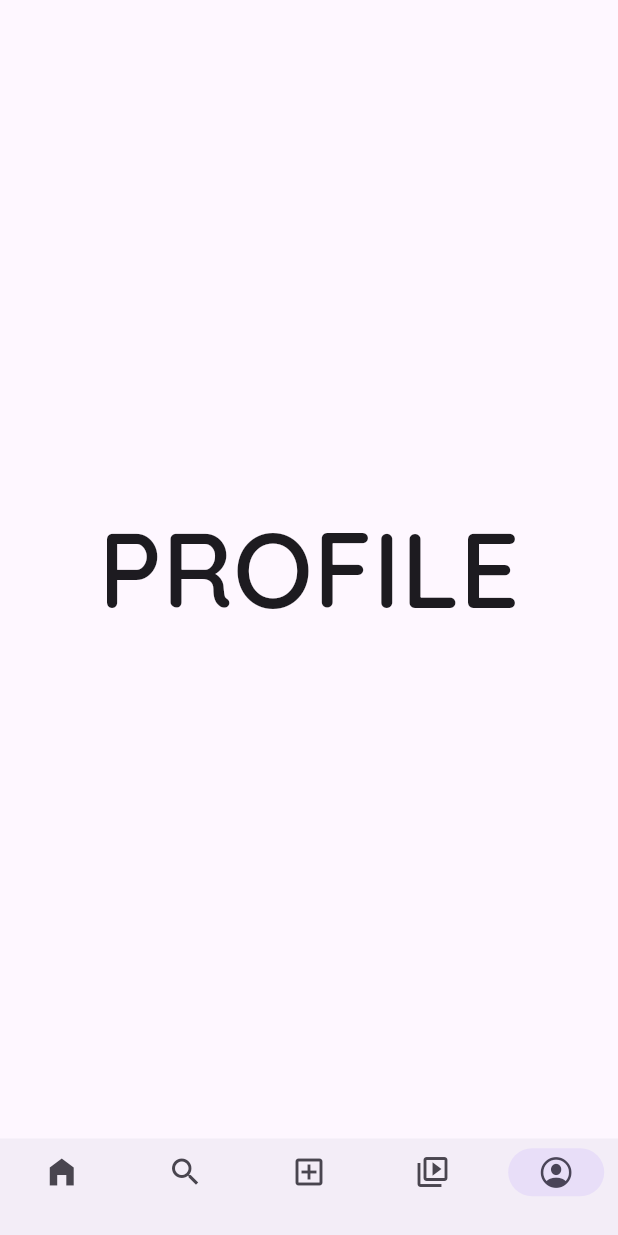
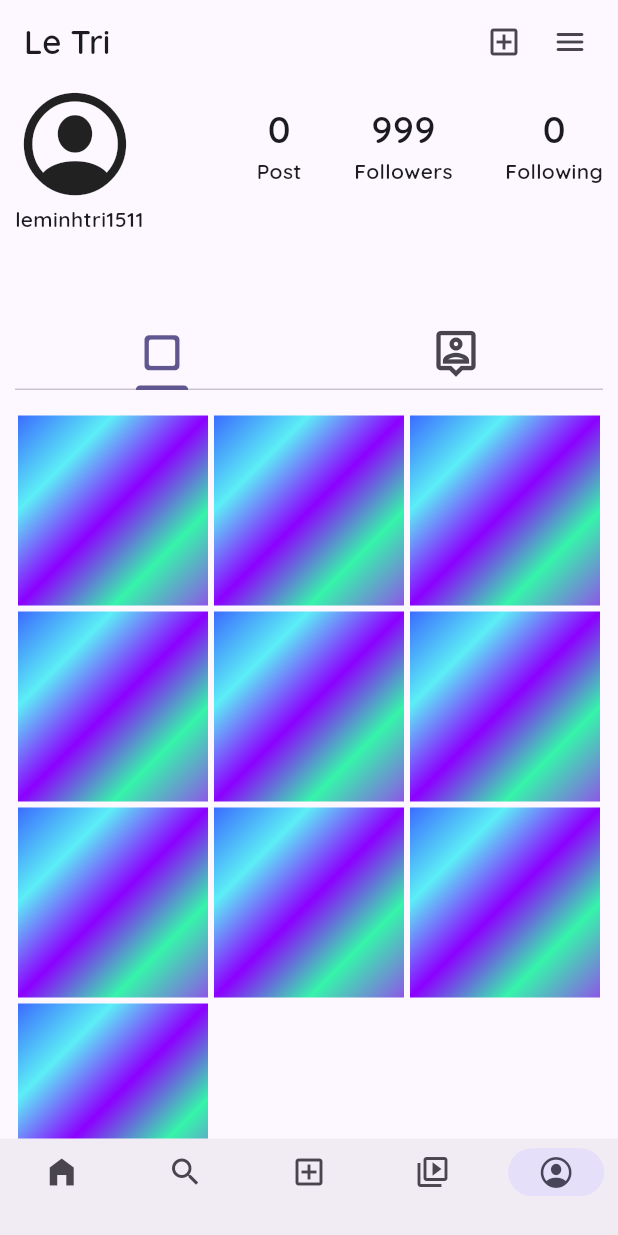
Before and after one commit to leminhtri1511/instagram-ui, a Flutter app: the screen it shows after launch, item 5 of the bottom bar chosen, on a phone screen of 412 x 824 dp. Run offline on Flutter 3.47's test engine with Material 2 defaults, Android fonts, the phone set to English and light mode, and no system bars; our stand-ins replace flutter_svg, image_picker; network calls fail.

Commit message:
feat: add profile ui

```diff
--- a/lib/main.dart
+++ b/lib/main.dart
@@ -14,7 +14,7 @@ class MyApp extends StatelessWidget {
       debugShowCheckedModeBanner: false,
       title: 'Instagram',
       theme: ThemeData(
-        // colorScheme: ColorScheme.fromSeed(seedColor: const Color.fromARGB(255, 151, 237, 154)),
+        colorScheme: ColorScheme.fromSeed(seedColor: const Color.fromARGB(255, 124, 117, 160)),
         useMaterial3: true,
       ),
       home: const NavBar(),
--- a/lib/src/config/constants/app_colors.dart
+++ b/lib/src/config/constants/app_colors.dart
@@ -1,7 +1,6 @@
 import 'package:flutter/material.dart';
 
 class AppColors {
-
   static List<Color> storyColors = [
     Colors.yellow,
     const Color.fromARGB(255, 246, 230, 92),
@@ -9,6 +8,14 @@ class AppColors {
     Colors.red,
     const Color.fromARGB(255, 226, 88, 231),
     const Color.fromARGB(255, 226, 88, 231),
+  ];
+
+  static List<Color> storyColors2 = [
+    const Color.fromARGB(255, 59, 108, 255),
+    Color.fromARGB(255, 92, 238, 246),
+    const Color.fromARGB(255, 140, 0, 255),
+    const Color.fromARGB(255, 54, 244, 171),
+    Color.fromARGB(255, 140, 88, 231),
   ];
 
   static Color blue = const Color.fromARGB(255, 36, 99, 170);
--- /dev/null
+++ b/lib/src/config/widgets/blocks/image_block_second.dart
@@ -0,0 +1,24 @@
+import 'package:flutter/material.dart';
+import 'package:instagram/src/config/constants/app_colors.dart';
+
+class ImageBlockSecond extends StatelessWidget {
+  const ImageBlockSecond({super.key});
+
+  @override
+  Widget build(BuildContext context) {
+    return Padding(
+      padding: const EdgeInsets.all(2.0),
+      child: Container(
+        // height: 70,
+        // width: 70,
+        decoration: BoxDecoration(
+          gradient: LinearGradient(
+            colors: AppColors.storyColors2,
+            begin: Alignment.topLeft,
+            end: Alignment.bottomRight,
+          ),
+        ),
+      ),
+    );
+  }
+}
--- a/lib/src/presentation/gallery/components/open_cam.dart
+++ b/lib/src/presentation/nav_bar/gallery/components/open_cam.dart
@@ -4,7 +4,7 @@ import 'package:flutter/material.dart';
 import 'package:image_picker/image_picker.dart';
 import 'package:instagram/src/config/constants/app_colors.dart';
 
-import '../../../config/text/paragraph.dart';
+import '../../../../config/widgets/text/paragraph.dart';
 
 class OpenCamera extends StatefulWidget {
   const OpenCamera({
--- a/lib/src/presentation/gallery/gallery.dart
+++ b/lib/src/presentation/nav_bar/gallery/gallery.dart
@@ -1,7 +1,7 @@
 import 'dart:io';
 import 'package:flutter/material.dart';
 import 'package:image_picker/image_picker.dart';
-import 'package:instagram/src/config/text/paragraph.dart';
+import 'package:instagram/src/config/widgets/text/paragraph.dart';
 
 class Gallery extends StatefulWidget {
   const Gallery({super.key});
--- a/lib/src/presentation/home/components/add_story.dart
+++ b/lib/src/presentation/nav_bar/home/components/add_story.dart
@@ -1,6 +1,6 @@
 import 'package:flutter/material.dart';
 import 'package:instagram/src/config/constants/app_images.dart';
-import 'package:instagram/src/config/text/paragraph.dart';
+import 'package:instagram/src/config/widgets/text/paragraph.dart';
 
 class AddStory extends StatelessWidget {
   const AddStory({super.key});
--- a/lib/src/presentation/home/components/user_posted.dart
+++ b/lib/src/presentation/nav_bar/home/components/user_posted.dart
@@ -2,7 +2,7 @@ import 'package:flutter/cupertino.dart';
 import 'package:flutter/material.dart';
 import 'package:instagram/src/config/constants/app_colors.dart';
 import 'package:instagram/src/config/constants/app_images.dart';
-import 'package:instagram/src/config/text/paragraph.dart';
+import 'package:instagram/src/config/widgets/text/paragraph.dart';
 
 class UserPosted extends StatefulWidget {
   const UserPosted({
--- a/lib/src/presentation/home/components/user_story.dart
+++ b/lib/src/presentation/nav_bar/home/components/user_story.dart
@@ -1,7 +1,7 @@
 import 'package:flutter/material.dart';
 import 'package:instagram/src/config/constants/app_colors.dart';
 
-import 'package:instagram/src/config/text/paragraph.dart';
+import 'package:instagram/src/config/widgets/text/paragraph.dart';
 
 class UserStory extends StatelessWidget {
   const UserStory({
--- a/lib/src/presentation/home/home.dart
+++ b/lib/src/presentation/nav_bar/home/home.dart
@@ -1,7 +1,7 @@
 import 'package:flutter/material.dart';
 import 'package:flutter_svg/flutter_svg.dart';
 import 'package:instagram/src/config/constants/app_images.dart';
-import 'package:instagram/src/presentation/home/components/user_story.dart';
+import 'package:instagram/src/presentation/nav_bar/home/components/user_story.dart';
 
 import 'components/user_posted.dart';
 
@@ -27,6 +27,7 @@ class _HomeState extends State<Home> {
   }
 
   PreferredSizeWidget buildAppBar() => AppBar(
+        surfaceTintColor: Colors.transparent,
         title: Image.asset(
           AppImage.instagramText,
           width: 120,
--- /dev/null
+++ b/lib/src/presentation/nav_bar/profile/profile.dart
@@ -0,0 +1,80 @@
+import 'package:flutter/cupertino.dart';
+import 'package:flutter/material.dart';
+import 'package:instagram/src/config/widgets/text/paragraph.dart';
+import 'package:instagram/src/presentation/nav_bar/profile/profile_post.dart';
+
+
+class Profile extends StatelessWidget {
+  const Profile({super.key});
+
+  @override
+  Widget build(BuildContext context) {
+    return Scaffold(
+      appBar: AppBar(
+        title: const Paragraph(content: 'Le Tri'),
+        actions: const [
+          Icon(Icons.add_box_outlined),
+          Padding(
+            padding: EdgeInsets.symmetric(horizontal: 20.0),
+            child: Icon(Icons.menu_rounded),
+          ),
+        ],
+      ),
+      body: const Padding(
+        padding: EdgeInsets.symmetric(horizontal: 10.0),
+        child: Column(
+          children: [
+            Row(
+              // mainAxisAlignment: MainAxisAlignment.spaceEvenly,
+              children: [
+                Icon(
+                  CupertinoIcons.person_crop_circle,
+                  size: 80,
+                ),
+                Spacer(),
+                // SizedBox(width: 70),
+                StatusColumn(statusNumber: 0, type: 'Post'),
+                Padding(
+                  padding: EdgeInsets.symmetric(horizontal: 35.0),
+                  child: StatusColumn(statusNumber: 999, type: 'Followers'),
+                ),
+                StatusColumn(statusNumber: 0, type: 'Following'),
+              ],
+            ),
+            Align(
+              alignment: AlignmentDirectional.topStart,
+              child: Paragraph(content: 'leminhtri1511'),
+            ),
+            ProfilePost(),
+          ],
+        ),
+      ),
+    );
+  }
+}
+
+class StatusColumn extends StatelessWidget {
+  const StatusColumn({
+    super.key,
+    this.statusNumber,
+    this.type,
+  });
+
+  final int? statusNumber;
+  final String? type;
+
+  @override
+  Widget build(BuildContext context) {
+    return Column(
+      children: [
+        Paragraph(
+          content: statusNumber.toString(),
+          fontSize: 25,
+        ),
+        Paragraph(
+          content: type.toString(),
+        ),
+      ],
+    );
+  }
+}
--- /dev/null
+++ b/lib/src/presentation/nav_bar/profile/profile_post.dart
@@ -0,0 +1,59 @@
+import 'package:flutter/material.dart';
+
+import '../../../config/widgets/blocks/image_block.dart';
+import '../../../config/widgets/blocks/image_block_second.dart';
+
+class ProfilePost extends StatelessWidget {
+  const ProfilePost({super.key});
+
+  @override
+  Widget build(BuildContext context) {
+    return Expanded(
+      child: DefaultTabController(
+        length: 2,
+        child: Scaffold(
+          appBar: AppBar(
+            bottom: const TabBar(
+              tabs: [
+                Tab(
+                    icon: Icon(
+                  Icons.crop_square_rounded,
+                  size: 35,
+                )),
+                Tab(
+                    icon: Icon(
+                  Icons.person_pin_outlined,
+                  size: 35,
+                )),
+              ],
+            ),
+          ),
+          body: TabBarView(
+            children: [
+              Padding(
+                padding: const EdgeInsets.only(top: 15.0),
+                child: GridView.builder(
+                  itemCount: 10,
+                  gridDelegate: const SliverGridDelegateWithFixedCrossAxisCount(
+                    crossAxisCount: 3,
+                  ),
+                  itemBuilder: (context, index) => const ImageBlockSecond(),
+                ),
+              ),
+              Padding(
+                padding: const EdgeInsets.only(top: 15.0),
+                child: GridView.builder(
+                  itemCount: 10,
+                  gridDelegate: const SliverGridDelegateWithFixedCrossAxisCount(
+                    crossAxisCount: 3,
+                  ),
+                  itemBuilder: (context, index) => const ImageBlock(),
+                ),
+              ),
+            ],
+          ),
+        ),
+      ),
+    );
+  }
+}
--- a/lib/src/presentation/profile/profile.dart
+++ b/lib/src/presentation/nav_bar/reels/reels.dart
@@ -1,15 +1,15 @@
 import 'package:flutter/material.dart';
-import 'package:instagram/src/config/text/paragraph.dart';
+import 'package:instagram/src/config/widgets/text/paragraph.dart';
 
-class Profile extends StatelessWidget {
-  const Profile({super.key});
+class Reels extends StatelessWidget {
+  const Reels({super.key});
 
   @override
   Widget build(BuildContext context) {
     return const Scaffold(
       body: Center(
         child: Paragraph(
-          content: 'PROFILE',
+          content: 'REELS',
           fontSize: 70,
         ),
       ),
--- a/lib/src/presentation/search/search.dart
+++ b/lib/src/presentation/nav_bar/search/search.dart
@@ -1,6 +1,8 @@
 import 'package:flutter/material.dart';
 
-import 'package:instagram/src/presentation/search/components/image_block.dart';
+
+
+import '../../../config/widgets/blocks/image_block.dart';
 
 class Search extends StatefulWidget {
   const Search({super.key});
--- a/lib/src/presentation/reels/reels.dart
+++ /dev/null
@@ -1,18 +0,0 @@
-import 'package:flutter/material.dart';
-import 'package:instagram/src/config/text/paragraph.dart';
-
-class Reels extends StatelessWidget {
-  const Reels({super.key});
-
-  @override
-  Widget build(BuildContext context) {
-    return const Scaffold(
-      body: Center(
-        child: Paragraph(
-          content: 'REELS',
-          fontSize: 70,
-        ),
-      ),
-    );
-  }
-}
```
Also changed, not shown: lib/src/presentation/nav_bar/nav_bar.dart (+5 -5 lines), lib/src/config/widgets/blocks/image_block.dart (renamed from lib/src/presentation/search/components/image_block.dart), lib/src/config/widgets/text/paragraph.dart (renamed from lib/src/config/text/paragraph.dart).
